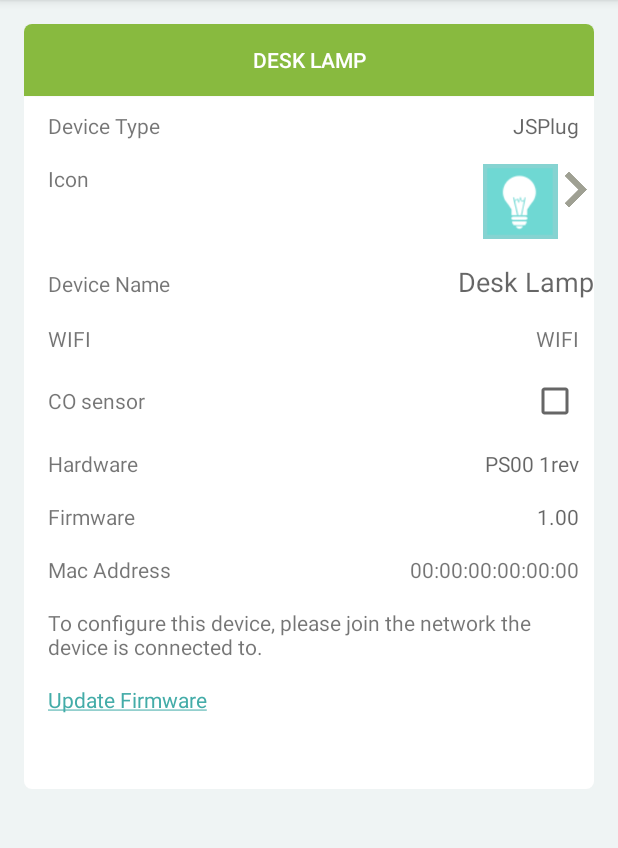
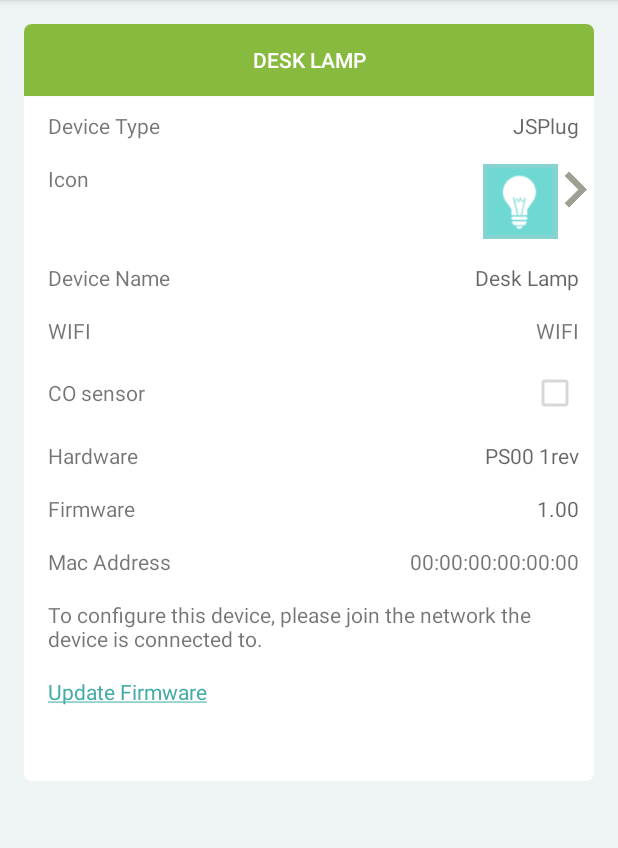
Before and after one commit to rgbetanco/SmartPlug, an Android app: the M2A_Item_Settings screen opened directly, with no data from a screen before it, on a phone screen of 412 x 824 dp, the part 75-923 px from its top. Run offline under Robolectric (Android 15) with nearby library versions, the phone set to English and light mode, and no system bars; our stand-ins replace Picasso; pictures from the network do not load.

Commit message:
- updated text

```diff
--- a/app/src/main/java/com/jiee/smartplug/M2A_Item_Settings.java
+++ b/app/src/main/java/com/jiee/smartplug/M2A_Item_Settings.java
@@ -57,13 +57,13 @@ public class M2A_Item_Settings extends Activity {
     CheckBox cbx_co;
     CheckBox cbx_timer;
     TextView txt_remove;
-    TextView txt_program;
+    //TextView txt_program;
     CheckBox cbx_cosensor;
     TextView txt_hardware;
     TextView txt_firmware;
     TextView txt_ota;
     boolean inrange;
-    LinearLayout l1;
+    //LinearLayout l1;
     LinearLayout l2;
     LinearLayout l3;
     LinearLayout l4;
@@ -174,12 +174,12 @@ public class M2A_Item_Settings extends Activity {
      //   cbx_timer = (CheckBox) findViewById(R.id.cbx_timer);
         txt_remove = (TextView) findViewById(R.id.txt_remove);
         save = (Button) findViewById(R.id.btn_settings);
-        txt_program = (TextView) findViewById(R.id.txt_program);
+        //txt_program = (TextView) findViewById(R.id.txt_program);
         cbx_cosensor = (CheckBox) findViewById(R.id.cbx_cosensor);
         txt_hardware = (TextView) findViewById(R.id.id_hardware);
         txt_firmware = (TextView) findViewById(R.id.id_firmware);
         txt_ota = (TextView) findViewById(R.id.txt_ota);
-        l1 = (LinearLayout) findViewById(R.id.layout_irtransmitter);
+        //l1 = (LinearLayout) findViewById(R.id.layout_irtransmitter);
         l2 = (LinearLayout) findViewById(R.id.layout_idsensor);
         l3 = (LinearLayout) findViewById(R.id.layout_hardware);
         l4 = (LinearLayout) findViewById(R.id.layout_firmware);
@@ -230,7 +230,7 @@ public class M2A_Item_Settings extends Activity {
                 inrange = true;
                 txt_jsname.setEnabled(true);
                 btn_icon.setEnabled(true);
-                l1.setVisibility(View.VISIBLE);
+                //l1.setVisibility(View.VISIBLE);
                 l2.setVisibility(View.VISIBLE);
                 l3.setVisibility(View.VISIBLE);
                 l4.setVisibility(View.VISIBLE);
@@ -243,7 +243,7 @@ public class M2A_Item_Settings extends Activity {
                 txt_jsname.setEnabled(false);
                 btn_icon.setEnabled(false);
                 save.setVisibility(View.GONE);
-                l1.setVisibility(View.GONE);
+                //l1.setVisibility(View.GONE);
                 l2.setVisibility(View.GONE);
                 l3.setVisibility(View.GONE);
                 l4.setVisibility(View.GONE);
@@ -385,6 +385,7 @@ public class M2A_Item_Settings extends Activity {
                 }
             });
 
+            /*
             txt_program.setOnClickListener(new View.OnClickListener() {
                 @Override
                 public void onClick(View v) {
@@ -392,6 +393,7 @@ public class M2A_Item_Settings extends Activity {
                     startActivity(i);
                 }
             });
+            */
         }
         txt_wifi.setOnClickListener(new View.OnClickListener() {
             @Override
--- a/app/src/main/res/layout/activity_m2a_item_settings.xml
+++ b/app/src/main/res/layout/activity_m2a_item_settings.xml
@@ -99,6 +99,8 @@
                     android:textAllCaps="true"
                     android:hint="@string/title_deskLamp"
                     android:background="@null"
+                    android:layout_marginRight="10dp"
+                    android:textSize="14sp"
                     />
                 <ImageView
                     android:layout_marginTop="0dp"
@@ -129,6 +131,7 @@
                     />
             </LinearLayout>
             <!-- HIDE IT WHEN NO IP -->
+            <!--
             <LinearLayout
                 android:id="@+id/layout_irtransmitter"
                 android:layout_marginTop="16dp"
@@ -155,6 +158,7 @@
                     android:layout_height="wrap_content"
                     android:src="@drawable/list_caret"/>
             </LinearLayout>
+            -->
 
             <LinearLayout
                 android:id="@+id/layout_idsensor"
@@ -174,6 +178,7 @@
                     android:layout_width="wrap_content"
                     android:layout_height="wrap_content"
                     android:background="@null"
+                    android:enabled="false"
                     />
             </LinearLayout>
 
--- a/app/src/main/res/layout/content_create_account.xml
+++ b/app/src/main/res/layout/content_create_account.xml
@@ -43,7 +43,7 @@
             android:textColor="@color/black"
             android:textSize="15sp"
             android:inputType="textEmailAddress"
-            android:hint="Enter your email"
+            android:hint="@string/msg_enterEmail"
             android:background="@drawable/edit_text_design"
             android:id="@+id/txt_email"
             android:singleLine="true"
@@ -61,7 +61,7 @@
             android:paddingLeft="10sp"
             android:textSize="15sp"
             android:inputType="textPersonName"
-            android:hint="Enter username"
+            android:hint="@string/msg_enterNewUserName"
             android:background="@drawable/edit_text_design"
             android:id="@+id/txt_username"
             android:singleLine="true"
```
Also changed, not shown: 2 other files.
